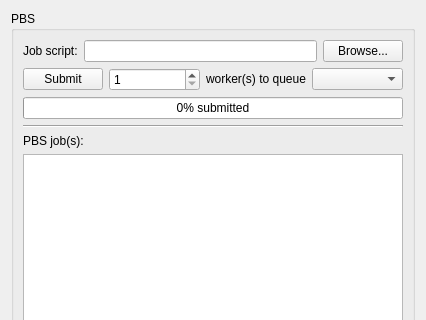
Before: the Qt Designer form app/pod-console/plugins/OGEPlugin/res/wgOGE.ui in AnarManafov/PoD, drawn with Qt 5; both pictures show x 0 to 426 and y 0 to 320 of the 426 by 560 pixel window.
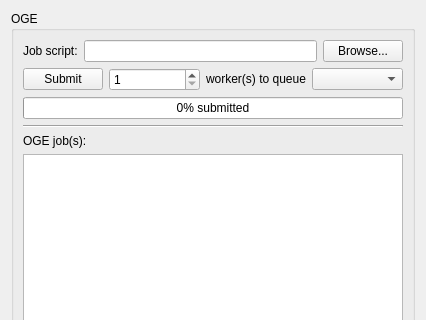
After: the same form once the commit is applied.

```diff
--- a/app/pod-console/plugins/OGEPlugin/res/wgOGE.ui
+++ b/app/pod-console/plugins/OGEPlugin/res/wgOGE.ui
@@ -17,7 +17,7 @@
    <item row="0" column="0">
     <widget class="QGroupBox" name="groupBox">
      <property name="title">
-      <string>PBS</string>
+      <string>OGE</string>
      </property>
      <layout class="QGridLayout">
       <item row="0" column="0">
@@ -150,7 +150,7 @@
         <item>
          <widget class="QLabel" name="label">
           <property name="text">
-           <string>PBS job(s):</string>
+           <string>OGE job(s):</string>
           </property>
          </widget>
         </item>
```
